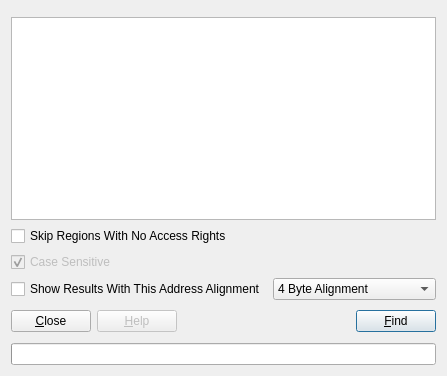
Before: the Qt Designer form plugins/BinarySearcher/DialogBinaryString.ui in eteran/edb-debugger, drawn with Qt 5.
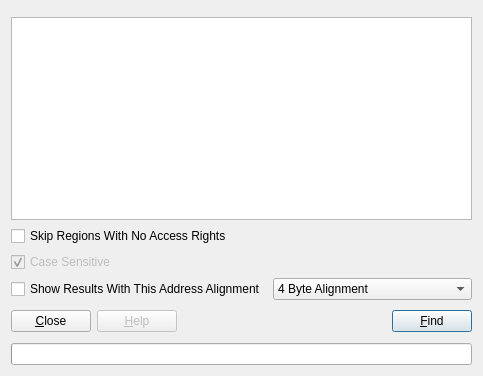
After: the same form once the commit is applied. Icons and pictures are not drawn. Custom widgets are drawn as their Qt base class.

The edit to the form file:
```diff
--- a/plugins/BinarySearcher/DialogBinaryString.ui
+++ b/plugins/BinarySearcher/DialogBinaryString.ui
@@ -7,7 +7,7 @@
    <rect>
     <x>0</x>
     <y>0</y>
-    <width>447</width>
+    <width>483</width>
     <height>376</height>
    </rect>
   </property>
```
Left out of the diff: 9 changed lines with no effect on the pictures.
